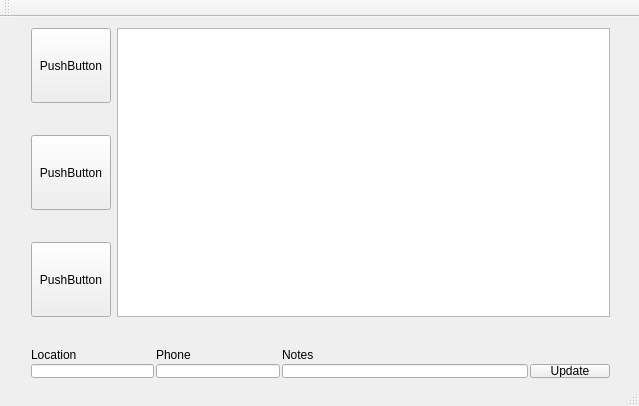
First picture: the form in Client_IOB/client_iob.ui, repository kabcode/Client_IOB, before the edit.
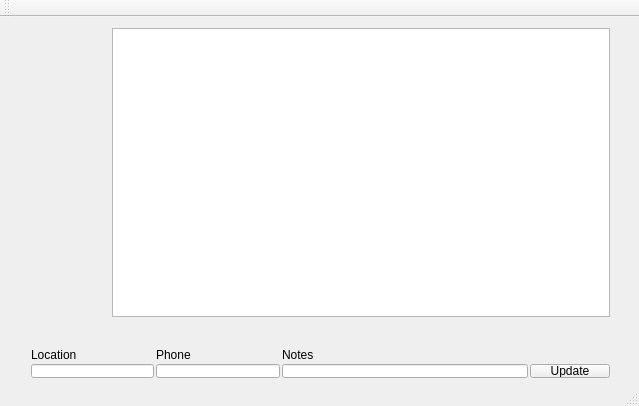
Second picture: the form after the edit.

Commit message: make the buttons look better

The edit to the form file:
```diff
--- a/Client_IOB/client_iob.ui
+++ b/Client_IOB/client_iob.ui
@@ -58,8 +58,27 @@
            <height>0</height>
           </size>
          </property>
+         <property name="autoFillBackground">
+          <bool>false</bool>
+         </property>
+         <property name="styleSheet">
+          <string notr="true">border: none;
+background: none;</string>
+         </property>
          <property name="text">
-          <string>PushButton</string>
+          <string/>
+         </property>
+         <property name="iconSize">
+          <size>
+           <width>75</width>
+           <height>75</height>
+          </size>
+         </property>
+         <property name="checkable">
+          <bool>false</bool>
+         </property>
+         <property name="checked">
+          <bool>false</bool>
          </property>
         </widget>
        </item>
@@ -90,8 +109,18 @@
            <height>75</height>
           </size>
          </property>
+         <property name="styleSheet">
+          <string notr="true">border: none;
+background: none;</string>
+         </property>
          <property name="text">
-          <string>PushButton</string>
+          <string/>
+         </property>
+         <property name="iconSize">
+          <size>
+           <width>75</width>
+           <height>75</height>
+          </size>
          </property>
         </widget>
        </item>
@@ -122,8 +151,18 @@
            <height>75</height>
           </size>
          </property>
+         <property name="styleSheet">
+          <string notr="true">border: none;
+background: none;</string>
+         </property>
          <property name="text">
-          <string>PushButton</string>
+          <string/>
+         </property>
+         <property name="iconSize">
+          <size>
+           <width>75</width>
+           <height>75</height>
+          </size>
          </property>
         </widget>
        </item>
```
Left out of the diff: 3 changed lines with no effect on the pictures. The commit also changes 3 other files.
